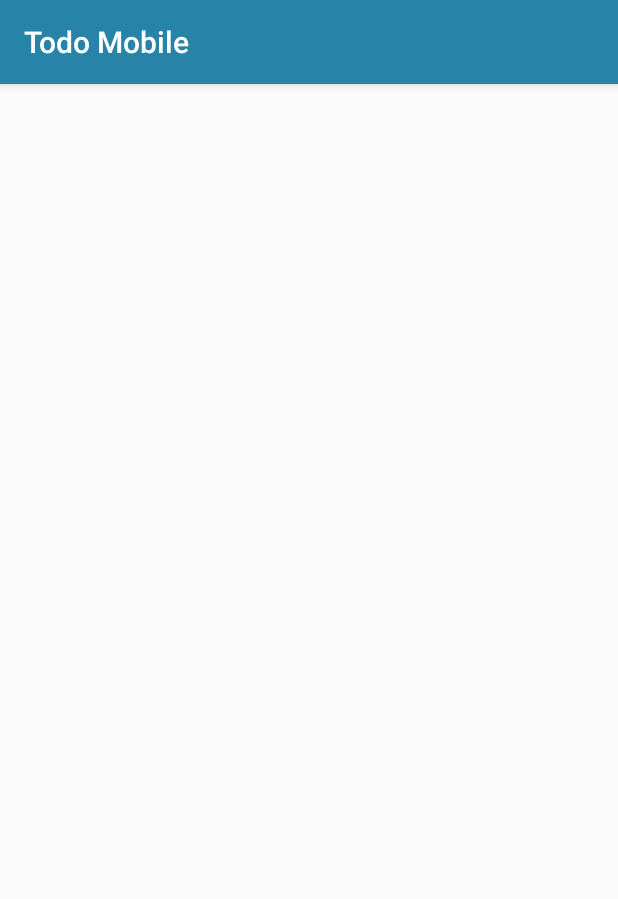
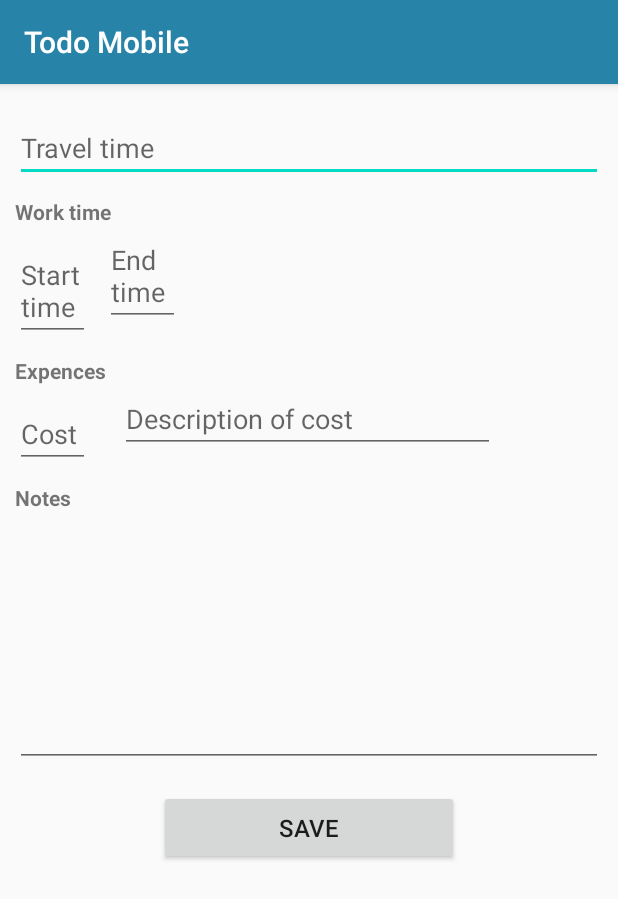
Before and after one commit to HeSingh93/todo-mobileapp, an Android app: the TimeAndExpenses screen opened directly, with no data from a screen before it, on a phone screen of 412 x 824 dp. Shown: the top 899 px of the screen. Run offline under Robolectric (Android 15) with nearby library versions, the phone set to English and light mode, and no system bars.

Commit message:
Create design and implement functionality

```diff
--- a/app/src/main/java/com/example/todomobile/TimeAndExpenses.java
+++ b/app/src/main/java/com/example/todomobile/TimeAndExpenses.java
@@ -3,12 +3,41 @@ package com.example.todomobile;
 import androidx.appcompat.app.AppCompatActivity;
 
 import android.os.Bundle;
+import android.widget.EditText;
+import android.widget.TextView;
 
 public class TimeAndExpenses extends ToDoActivity {
+
+    private TextView labelWorkTime;
+    private TextView labelExpences;
+
+    private EditText textTravelTime;
+    private EditText textWorkStartTime;
+    private EditText textWorkEndTime;
+    private EditText textCost;
+    private EditText textDescriptionOfCost;
+    private EditText textNotes;
 
     @Override
     protected void onCreate(Bundle savedInstanceState) {
         super.onCreate(savedInstanceState);
         setContentView(R.layout.activity_time_and_expenses);
+
+        labelWorkTime = findViewById(R.id.labelWorkTime);
+        labelExpences = findViewById(R.id.labelWorkTime);
+
+        textTravelTime = findViewById(R.id.textTravelTime);
+        textWorkStartTime = findViewById(R.id.textWorkStartTime);
+        textWorkEndTime = findViewById(R.id.textWorkEndTime);
+        textCost = findViewById(R.id.textCost);
+        textDescriptionOfCost = findViewById(R.id.textDecriptionCost);
+        textNotes = findViewById(R.id.textNotes);
+
+        textTravelTime.setText("");
+        textWorkStartTime.setText("");
+        textWorkEndTime.setText("");
+        textCost.setText("");
+        textDescriptionOfCost.setText("");
+        textNotes.setText("");
     }
 }
--- a/app/src/main/res/layout/activity_time_and_expenses.xml
+++ b/app/src/main/res/layout/activity_time_and_expenses.xml
@@ -15,6 +15,104 @@
         app:layout_constraintEnd_toEndOf="parent"
         app:layout_constraintHorizontal_bias="0.0"
         app:layout_constraintStart_toStartOf="parent"
-        app:layout_constraintTop_toTopOf="parent" />
+        app:layout_constraintTop_toTopOf="parent" >
+
+        <EditText
+            android:id="@+id/textTravelTime"
+            android:layout_marginTop="20dp"
+            android:layout_marginLeft="10dp"
+            android:layout_marginRight="10dp"
+            android:layout_width="match_parent"
+            android:layout_height="wrap_content"
+            android:hint="Travel time"/>
+
+        <TextView
+            android:id="@+id/labelWorkTime"
+            android:layout_width="wrap_content"
+            android:layout_height="wrap_content"
+            android:layout_marginTop="10dp"
+            android:layout_marginLeft="10dp"
+            android:text="Work time"
+            android:textStyle="bold" />
+
+        <LinearLayout
+            android:layout_width="match_parent"
+            android:layout_height="wrap_content" >
+
+            <EditText
+                android:id="@+id/textWorkStartTime"
+                android:layout_marginTop="10dp"
+                android:layout_marginLeft="10dp"
+                android:layout_width="50dp"
+                android:layout_height="wrap_content"
+                android:hint="Start time" />
+
+            <EditText
+                android:id="@+id/textWorkEndTime"
+                android:layout_marginLeft="10dp"
+                android:layout_marginRight="10dp"
+                android:layout_width="50dp"
+                android:layout_height="wrap_content"
+                android:hint="End time" />
+
+        </LinearLayout>
+
+        <TextView
+            android:id="@+id/labelExpences"
+            android:layout_width="wrap_content"
+            android:layout_height="wrap_content"
+            android:layout_marginTop="10dp"
+            android:layout_marginLeft="10dp"
+            android:text="Expences"
+            android:textStyle="bold" />
+
+        <LinearLayout
+            android:layout_width="match_parent"
+            android:layout_height="wrap_content" >
+
+            <EditText
+                android:id="@+id/textCost"
+                android:layout_marginTop="10dp"
+                android:layout_marginLeft="10dp"
+                android:layout_marginRight="10dp"
+                android:layout_width="50dp"
+                android:layout_height="wrap_content"
+                android:hint="Cost" />
+
+            <EditText
+                android:id="@+id/textDecriptionCost"
+                android:layout_width="250dp"
+                android:layout_height="wrap_content"
+                android:layout_marginLeft="10dp"
+                android:hint="Description of cost" />
+
+        </LinearLayout>
+
+        <TextView
+            android:id="@+id/labelNotes"
+            android:layout_width="wrap_content"
+            android:layout_height="wrap_content"
+            android:layout_marginTop="10dp"
+            android:layout_marginLeft="10dp"
+            android:text="Notes"
+            android:textStyle="bold" />
+
+        <EditText
+            android:id="@+id/textNotes"
+            android:layout_width="match_parent"
+            android:layout_height="170dp"
+            android:layout_marginLeft="10dp"
+            android:layout_marginRight="10dp" />
+
+        <Button
+            android:id="@+id/buttonSaveTimeAndExpences"
+            android:layout_marginTop="15dp"
+            android:layout_gravity="center"
+            android:layout_width="200dp"
+            android:layout_height="50dp"
+            android:text="Save"
+            android:textSize="16sp"/>
+
+    </LinearLayout>
 
 </androidx.constraintlayout.widget.ConstraintLayout>
```
